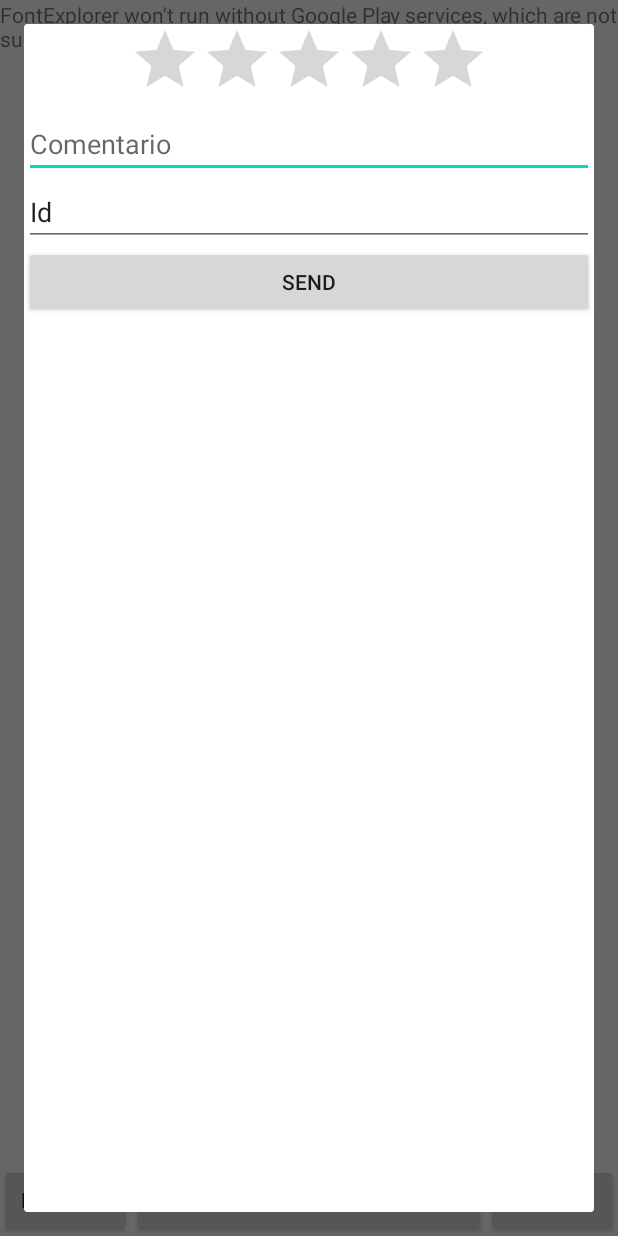
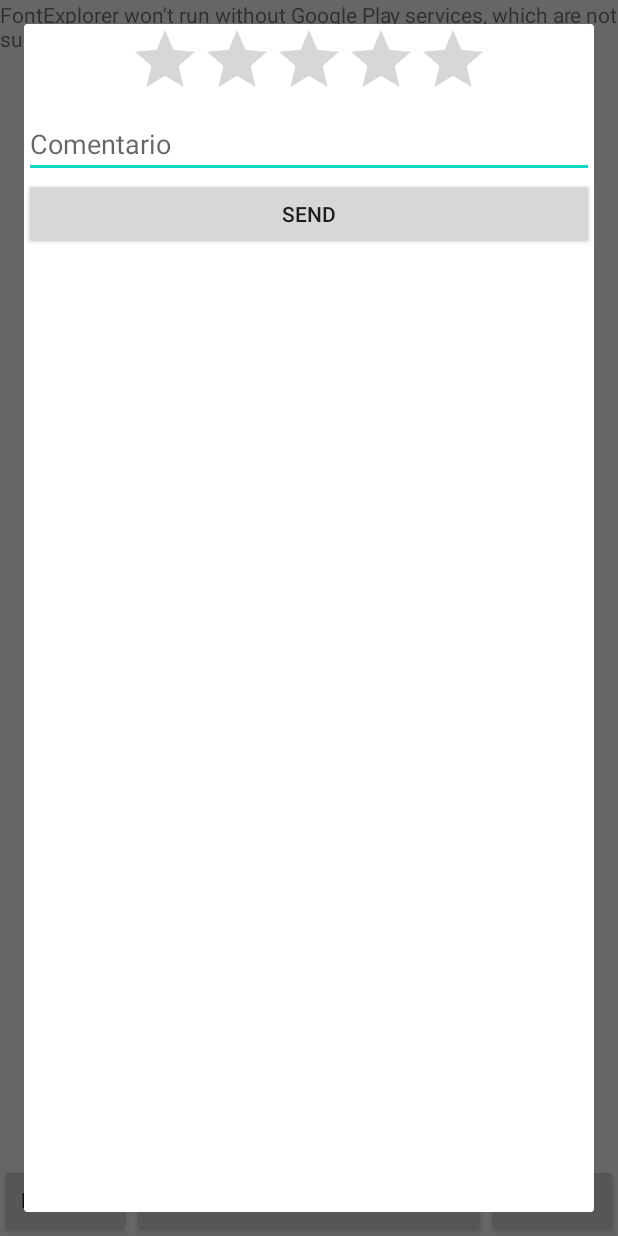
Before and after one commit to MarcoLaureano/fontExplorer_implementApp, an Android app: the fragment Review placed in its activity, after a tap on "SEND", on a phone screen of 412 x 824 dp. Run offline under Robolectric (Android 15) with nearby library versions, the phone set to English and light mode, and no system bars; libraries missing offline, so code that uses them is left out: com.directions.route.

Commit message:
Review done

```diff
--- a/app/src/main/java/com/example/fontexplorer/API/ServerService.java
+++ b/app/src/main/java/com/example/fontexplorer/API/ServerService.java
@@ -1,6 +1,7 @@
 package com.example.fontexplorer.API;
 
 
+import com.example.fontexplorer.Entities.EstadistiquesFont;
 import com.example.fontexplorer.Entities.Fuente;
 import com.example.fontexplorer.Entities.Usuario;
 
@@ -20,4 +21,7 @@ public interface ServerService {
 
     @POST("/usuarios/registerUser")
     Call<Void> registerUser(@Body Usuario usuario);
+
+    @POST("/estadisticas/registerReview")
+    Call<EstadistiquesFont> createEstadisticaFont(@Body EstadistiquesFont estadistiquesFont);
 }
--- a/app/src/main/java/com/example/fontexplorer/Entities/EstadistiquesFont.java
+++ b/app/src/main/java/com/example/fontexplorer/Entities/EstadistiquesFont.java
@@ -1,12 +1,18 @@
 package com.example.fontexplorer.Entities;
 
+import com.google.gson.annotations.SerializedName;
+
 public class EstadistiquesFont {
+    @SerializedName("idEstadistica")
     private Long idEstadistica;
 
+    @SerializedName("fuente")
     private Fuente fuente;
 
+    @SerializedName("calificacion")
     private float calificacion;
 
+    @SerializedName("comentarios")
     private String comentarios;
 
     public EstadistiquesFont () {}
@@ -51,11 +57,10 @@ public class EstadistiquesFont {
 
     @Override
     public String toString() {
-        return "EstadistiquesFont{" +
-                "idEstadistica=" + idEstadistica +
-                ", fuente=" + fuente +
-                ", calificacion=" + calificacion +
-                ", comentarios='" + comentarios + '\'' +
-                '}';
+        StringBuilder stringBuilder = new StringBuilder();
+        stringBuilder.append("");
+        return calificacion + ", " +
+                 comentarios
+                ;
     }
 }
--- a/app/src/main/java/com/example/fontexplorer/MapsActivity.java
+++ b/app/src/main/java/com/example/fontexplorer/MapsActivity.java
@@ -55,6 +55,7 @@ public class MapsActivity extends FragmentActivity implements OnMapReadyCallback
         GoogleApiClient.OnConnectionFailedListener, RoutingListener {
 
     private GoogleMap mMap;
+    private Call<List<Fuente>> call;
 
     Button fuentes, fuenteCercana, salir;
     List<Fuente> fuentes1;
@@ -85,8 +86,7 @@ public class MapsActivity extends FragmentActivity implements OnMapReadyCallback
                 .findFragmentById(R.id.map);
         mapFragment.getMapAsync(this);
 
-        ServerService server = ApiClient.getService();
-        Call<List<Fuente>> call = server.getFuentes();
+
 
         fuentes = findViewById(R.id.Fuentes);
         fuentes.setOnClickListener(new View.OnClickListener() {
@@ -94,6 +94,11 @@ public class MapsActivity extends FragmentActivity implements OnMapReadyCallback
             public void onClick(View v) {
                 LatLng newLocation = new LatLng(41.3826198, 2.1489915);
                 zoomToCurrentLocation(newLocation, 12.5f);
+
+                mMap.clear();
+
+                ServerService server = ApiClient.getService();
+                call = server.getFuentes();
 
                 call.enqueue(new Callback<List<Fuente>>() {
                     @Override
--- a/app/src/main/java/com/example/fontexplorer/Registro.java
+++ b/app/src/main/java/com/example/fontexplorer/Registro.java
@@ -29,7 +29,6 @@ public class Registro extends AppCompatActivity {
     protected void onCreate(Bundle savedInstanceState) {
         super.onCreate(savedInstanceState);
         setContentView(R.layout.activity_registro);
-        Gson gson = new GsonBuilder().setLenient().create();
         nombreEditText = findViewById(R.id.name_text);
         apellidosEditText = findViewById(R.id.lastname_text);
         emailEditText = findViewById(R.id.mail_text);
--- a/app/src/main/java/com/example/fontexplorer/Review.java
+++ b/app/src/main/java/com/example/fontexplorer/Review.java
@@ -36,7 +36,7 @@ import retrofit2.Response;
 public class Review extends DialogFragment {
     public Review.OnDismissListener onDismissListener;
     RatingBar calificacion;
-    EditText comentario, idFuente;
+    EditText comentario;
     List<Fuente> fuentes1;
     Button button;
 
@@ -66,9 +66,7 @@ public class Review extends DialogFragment {
 
         calificacion = view.findViewById(R.id.ratingBar);
         comentario = view.findViewById(R.id.comentarios);
-        idFuente = view.findViewById(R.id.idFuente);
         Bundle args = getArguments();
-        idFuente.setText(String.valueOf(args.getLong("fuente")));
         button = view.findViewById(R.id.send);
         Gson gson = new Gson();
 
@@ -98,7 +96,7 @@ public class Review extends DialogFragment {
 
 
                             ServerService serverService = ApiClient.getService();
-                            Call<EstadistiquesFont> call1 = serverService.createEstadisticaFont(json);
+                            Call<EstadistiquesFont> call1 = serverService.createEstadisticaFont(estadistiquesFont);
                             System.out.println(json);
                             System.out.println(estadistiquesFont.toString());
                             call1.enqueue(new Callback<EstadistiquesFont>() {
--- a/app/src/main/res/layout/fragment_review.xml
+++ b/app/src/main/res/layout/fragment_review.xml
@@ -25,15 +25,6 @@
         android:inputType="textPersonName"
         android:hint="Comentario" />
 
-    <EditText
-        android:id="@+id/idFuente"
-        android:layout_width="match_parent"
-        android:layout_height="wrap_content"
-        android:layout_weight="0"
-        android:ems="10"
-        android:inputType="none"
-        android:text="Id"
-        />
 
     <Button
         android:id="@+id/send"
```
